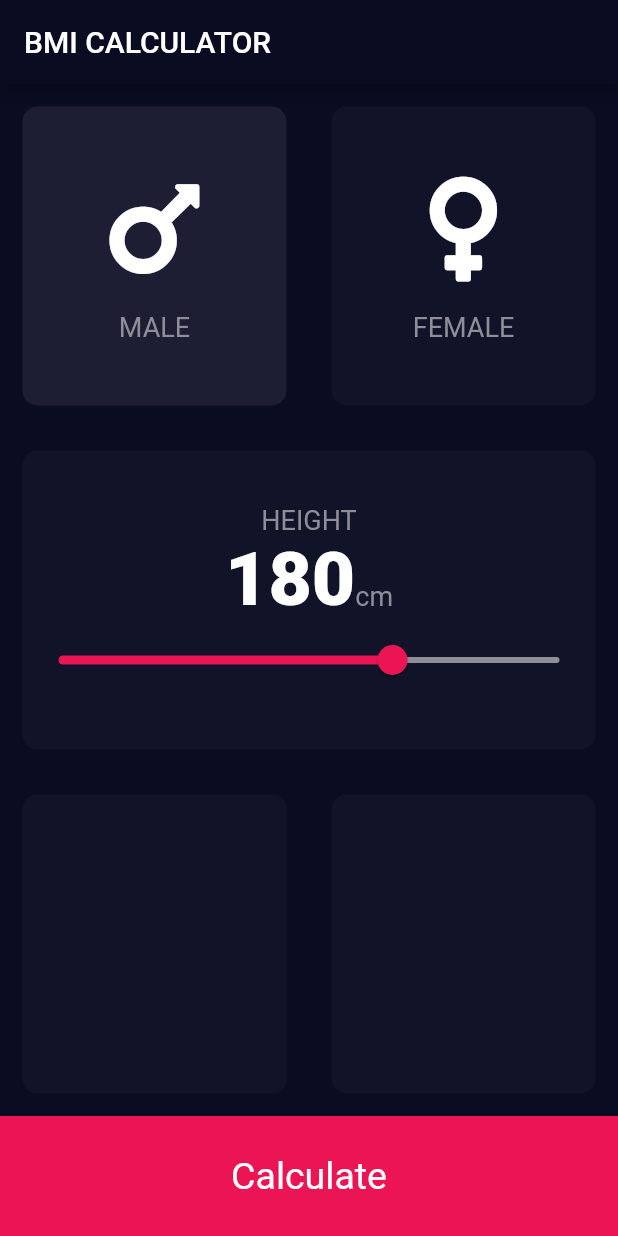
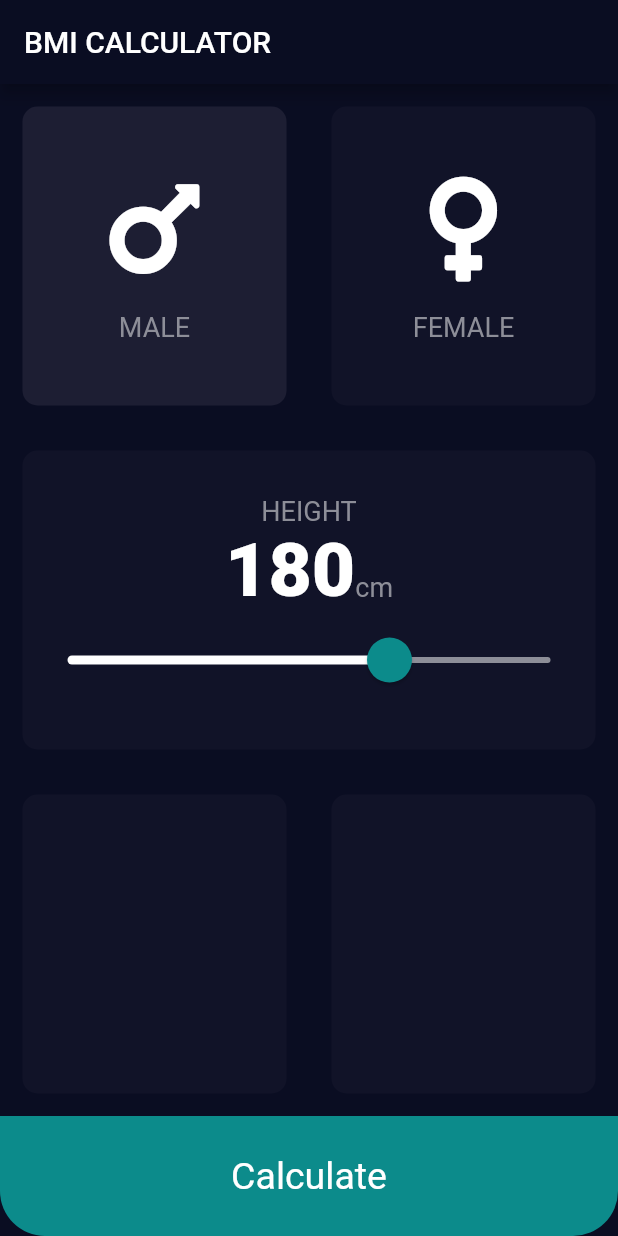
Before and after one commit to kawaiiyoshiyuki/bmi, a Flutter app: the screen it shows after launch, on a phone screen of 412 x 824 dp. Run offline on Flutter 3.47's test engine with Material 2 defaults, Android fonts, the phone set to English and light mode, and no system bars; our stand-ins replace font_awesome_flutter.

Commit message:
add slider theme

```diff
--- a/lib/constants.dart
+++ b/lib/constants.dart
@@ -1,8 +1,10 @@
 import 'package:flutter/material.dart';
 
+const kPrimaryColor = Color(0XFF0A0D22);
 const kActiveCardColor = Color(0xFF1D1E33);
 const kInactiveCardColor = Color(0xFF111328);
-const kBottomContainerColor = Color(0xFFEB1555);
+const kAccentColor = Color(0xFF0C8B8B);
+const kOverlayColor = Color(0x150C8B8B);
 const kBottomContainerHeight = 80.0;
 const kIconColor = Color(0xFF8D8E98);
 const kLabelTextStyle = TextStyle(
--- a/lib/input_page.dart
+++ b/lib/input_page.dart
@@ -92,17 +92,26 @@ class _InputPageState extends State<InputPage> {
                       )
                     ],
                   ),
-                  Slider(
+                  SliderTheme(
+                    data: SliderTheme.of(context).copyWith(
+                      activeTrackColor: Colors.white,
+                      inactiveTrackColor: Color(0xFF8D8E98),
+                      thumbColor: kAccentColor,
+                      thumbShape:
+                          RoundSliderThumbShape(enabledThumbRadius: 15.0),
+                      overlayShape:
+                          RoundSliderOverlayShape(overlayRadius: 30.0),
+                    ),
+                    child: Slider(
                       value: height.toDouble(),
                       min: 100.0,
                       max: 220.0,
-                    activeColor: Color(0xFFEB1555),
-                    inactiveColor: Color(0xFF8D8E98),
                       onChanged: (double newValue) {
                         setState(() {
                           height = newValue.toInt();
                         });
                       },
+                    ),
                   )
                 ],
               ),
@@ -121,8 +130,16 @@ class _InputPageState extends State<InputPage> {
             ),
           ),
           Container(
+            decoration: BoxDecoration(
+              borderRadius: BorderRadius.only(
+                topLeft: Radius.zero,
+                topRight: Radius.zero,
+                bottomLeft: Radius.circular(30.0),
+                bottomRight: Radius.circular(30.0),
+              ),
+              color: kAccentColor,
+            ),
             height: kBottomContainerHeight,
-            color: kBottomContainerColor,
             width: double.infinity,
             child: Center(
                 child: Text(
--- a/lib/main.dart
+++ b/lib/main.dart
@@ -1,5 +1,6 @@
 import 'package:flutter/material.dart';
 
+import 'constants.dart';
 import 'input_page.dart';
 
 void main() {
@@ -11,16 +12,20 @@ class MyApp extends StatelessWidget {
   @override
   Widget build(BuildContext context) {
     return MaterialApp(
-      theme: ThemeData(
-        primaryColor: Color(0XFF0A0D22),
-        accentColor: Colors.purple,
-        scaffoldBackgroundColor: Color(0XFF0A0D22),
-        textTheme: TextTheme(
-          bodyText2: TextStyle(
-            color: Colors.white,
-          ),
-        ),
+      theme: ThemeData.dark().copyWith(
+        primaryColor: kPrimaryColor,
+        scaffoldBackgroundColor: kPrimaryColor,
       ),
+      // theme: ThemeData(
+      //   primaryColor: Color(0XFF0A0D22),
+      //   accentColor: Colors.purple,
+      //   scaffoldBackgroundColor: Color(0XFF0A0D22),
+      //   textTheme: TextTheme(
+      //     bodyText2: TextStyle(
+      //       color: Colors.white,
+      //     ),
+      //   ),
+      // ),
       home: InputPage(),
     );
   }
```
Lines whose indentation alone changed are shown as unchanged.
